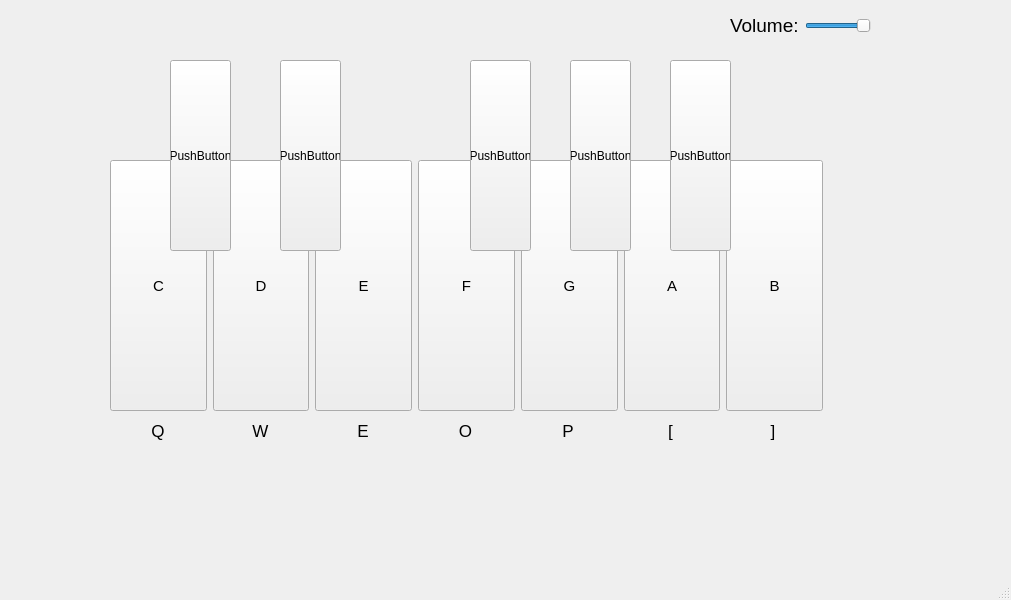
Above: mainwindow.ui from bembek7/DigitalPiano before the change. Below: the same form after it.
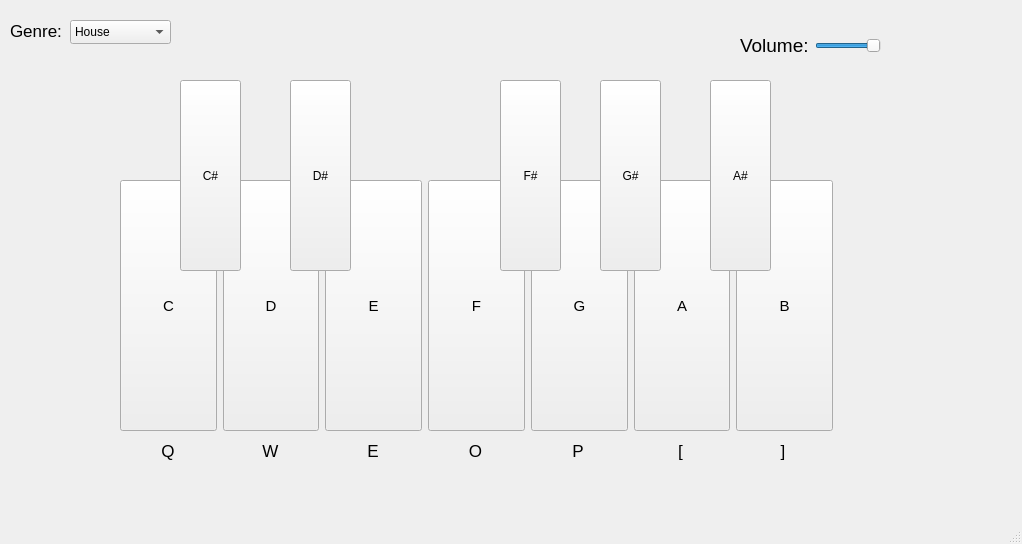
That is the form after the change.

```diff
--- a/mainwindow.ui
+++ b/mainwindow.ui
@@ -6,8 +6,8 @@
    <rect>
     <x>0</x>
     <y>0</y>
-    <width>1011</width>
-    <height>600</height>
+    <width>1022</width>
+    <height>544</height>
    </rect>
   </property>
   <property name="windowTitle">
@@ -17,8 +17,8 @@
    <widget class="QWidget" name="horizontalLayoutWidget">
     <property name="geometry">
      <rect>
-      <x>110</x>
-      <y>160</y>
+      <x>120</x>
+      <y>180</y>
       <width>713</width>
       <height>251</height>
      </rect>
@@ -158,73 +158,73 @@
    <widget class="QPushButton" name="pushButton_2">
     <property name="geometry">
      <rect>
-      <x>170</x>
-      <y>60</y>
+      <x>180</x>
+      <y>80</y>
       <width>61</width>
       <height>191</height>
      </rect>
     </property>
     <property name="text">
-     <string>PushButton</string>
+     <string>C#</string>
     </property>
    </widget>
    <widget class="QPushButton" name="pushButton_8">
     <property name="geometry">
      <rect>
-      <x>280</x>
-      <y>60</y>
+      <x>290</x>
+      <y>80</y>
       <width>61</width>
       <height>191</height>
      </rect>
     </property>
     <property name="text">
-     <string>PushButton</string>
+     <string>D#</string>
     </property>
    </widget>
    <widget class="QPushButton" name="pushButton_9">
     <property name="geometry">
      <rect>
-      <x>470</x>
-      <y>60</y>
+      <x>500</x>
+      <y>80</y>
       <width>61</width>
       <height>191</height>
      </rect>
     </property>
     <property name="text">
-     <string>PushButton</string>
+     <string>F#</string>
     </property>
    </widget>
    <widget class="QPushButton" name="pushButton_10">
     <property name="geometry">
      <rect>
-      <x>670</x>
-      <y>60</y>
+      <x>710</x>
+      <y>80</y>
       <width>61</width>
       <height>191</height>
      </rect>
     </property>
     <property name="text">
-     <string>PushButton</string>
+     <string>A#</string>
     </property>
    </widget>
    <widget class="QPushButton" name="pushButton_11">
     <property name="geometry">
      <rect>
-      <x>570</x>
-      <y>60</y>
+      <x>600</x>
+      <y>80</y>
       <width>61</width>
       <height>191</height>
      </rect>
     </property>
     <property name="text">
-     <string>PushButton</string>
+     <string>G#</string>
     </property>
    </widget>
    <widget class="QWidget" name="horizontalLayoutWidget_2">
     <property name="geometry">
      <rect>
-      <x>110</x>
-      <y>410</y>
+      <x>120</x>
+      <y>430</y>
       <width>711</width>
       <height>41</height>
      </rect>
@@ -340,8 +340,8 @@
    <widget class="QWidget" name="horizontalLayoutWidget_3">
     <property name="geometry">
      <rect>
-      <x>730</x>
-      <y>10</y>
+      <x>740</x>
+      <y>30</y>
       <width>141</width>
       <height>31</height>
      </rect>
@@ -379,6 +379,44 @@
      </item>
     </layout>
    </widget>
+   <widget class="QComboBox" name="comboBox">
+    <property name="geometry">
+     <rect>
+      <x>70</x>
+      <y>20</y>
+      <width>101</width>
+      <height>24</height>
+     </rect>
+    </property>
+    <item>
+     <property name="text">
+      <string>House</string>
+     </property>
+    </item>
+    <item>
+     <property name="text">
+      <string>Disco</string>
+     </property>
+    </item>
+   </widget>
+   <widget class="QLabel" name="label_9">
+    <property name="geometry">
+     <rect>
+      <x>10</x>
+      <y>20</y>
+      <width>51</width>
+      <height>21</height>
+     </rect>
+    </property>
+    <property name="font">
+     <font>
+      <pointsize>13</pointsize>
+     </font>
+    </property>
+    <property name="text">
+     <string>Genre:</string>
+    </property>
+   </widget>
   </widget>
   <widget class="QMenuBar" name="menubar">
    <property name="geometry">
```
Left out of the diff: 21 changed lines with no effect on the pictures.
